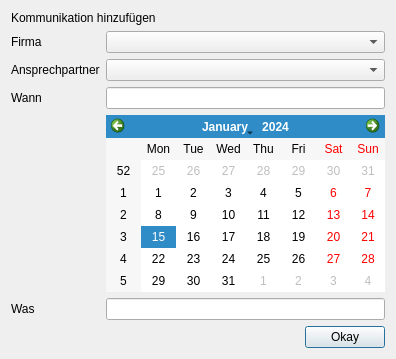
green-lion-racing/glr-database, file createcommunication.ui: the form before one commit.
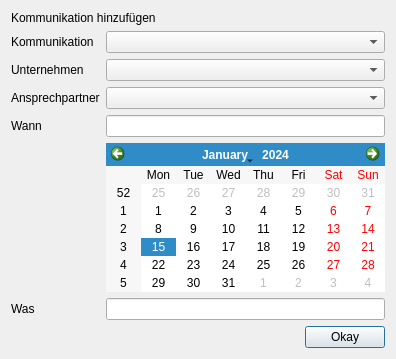
The form after the commit.

```diff
--- a/createcommunication.ui
+++ b/createcommunication.ui
@@ -25,58 +25,66 @@
      </item>
      <item>
       <layout class="QFormLayout" name="formLayout">
-       <item row="0" column="0">
-        <widget class="QLabel" name="label_1">
-         <property name="text">
-          <string>Firma</string>
-         </property>
-        </widget>
-       </item>
-       <item row="0" column="1">
-        <widget class="QComboBox" name="cb_company"/>
-       </item>
        <item row="1" column="0">
-        <widget class="QLabel" name="label_4">
+        <widget class="QLabel" name="label_1">
          <property name="text">
-          <string>Ansprechpartner</string>
+          <string>Unternehmen</string>
          </property>
         </widget>
        </item>
        <item row="1" column="1">
-        <widget class="QComboBox" name="cb_person"/>
+        <widget class="QComboBox" name="cb_company">
+         <property name="placeholderText">
+          <string>Unternehmen...</string>
+         </property>
+        </widget>
        </item>
        <item row="2" column="0">
+        <widget class="QLabel" name="label_4">
+         <property name="text">
+          <string>Ansprechpartner</string>
+         </property>
+        </widget>
+       </item>
+       <item row="2" column="1">
+        <widget class="QComboBox" name="cb_person">
+         <property name="placeholderText">
+          <string>Anprechpartner...</string>
+         </property>
+        </widget>
+       </item>
+       <item row="3" column="0">
         <widget class="QLabel" name="label_2">
          <property name="text">
           <string>Wann</string>
          </property>
         </widget>
        </item>
-       <item row="2" column="1">
+       <item row="3" column="1">
         <widget class="QLineEdit" name="le_when">
          <property name="readOnly">
           <bool>true</bool>
          </property>
         </widget>
        </item>
-       <item row="3" column="1">
+       <item row="4" column="1">
         <widget class="QCalendarWidget" name="cw_calender"/>
        </item>
-       <item row="4" column="0">
+       <item row="5" column="0">
         <widget class="QLabel" name="label_3">
          <property name="text">
           <string>Was</string>
          </property>
         </widget>
        </item>
-       <item row="4" column="1">
+       <item row="5" column="1">
         <widget class="QLineEdit" name="le_what">
          <property name="frame">
           <bool>true</bool>
          </property>
         </widget>
        </item>
-       <item row="5" column="1">
+       <item row="6" column="1">
         <layout class="QHBoxLayout" name="horizontalLayout_2">
          <item>
           <spacer name="horizontalSpacer_2">
@@ -100,6 +108,20 @@
          </item>
         </layout>
        </item>
+       <item row="0" column="1">
+        <widget class="QComboBox" name="comboBox">
+         <property name="placeholderText">
+          <string>Kommunikation...</string>
+         </property>
+        </widget>
+       </item>
+       <item row="0" column="0">
+        <widget class="QLabel" name="label_5">
+         <property name="text">
+          <string>Kommunikation</string>
+         </property>
+        </widget>
+       </item>
       </layout>
      </item>
     </layout>
```
